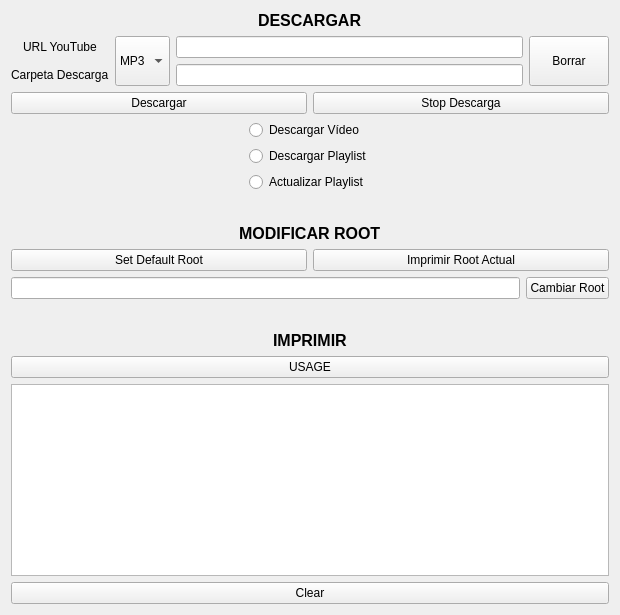
This is interface.ui in Bejmo/yt_downloader as Qt 5 draws it before an edit. The edited form follows.
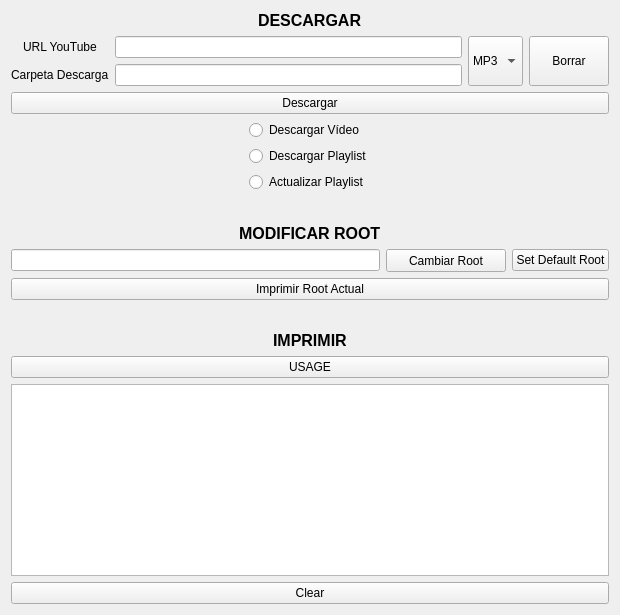
This is the edited form.

```diff
--- a/interface.ui
+++ b/interface.ui
@@ -43,26 +43,6 @@
          </item>
         </layout>
        </item>
-       <item alignment="Qt::AlignHCenter|Qt::AlignVCenter">
-        <widget class="QComboBox" name="MP3">
-         <property name="minimumSize">
-          <size>
-           <width>50</width>
-           <height>50</height>
-          </size>
-         </property>
-         <item>
-          <property name="text">
-           <string>MP3</string>
-          </property>
-         </item>
-         <item>
-          <property name="text">
-           <string>MP4</string>
-          </property>
-         </item>
-        </widget>
-       </item>
        <item>
         <layout class="QVBoxLayout" name="verticalLayout">
          <item>
@@ -75,6 +55,26 @@
        </item>
       </layout>
      </item>
+     <item>
+      <widget class="QComboBox" name="MP3">
+       <property name="minimumSize">
+        <size>
+         <width>50</width>
+         <height>50</height>
+        </size>
+       </property>
+       <item>
+        <property name="text">
+         <string>MP3</string>
+        </property>
+       </item>
+       <item>
+        <property name="text">
+         <string>MP4</string>
+        </property>
+       </item>
+      </widget>
+     </item>
      <item>
       <widget class="QPushButton" name="borrar_button">
        <property name="minimumSize">
@@ -99,13 +99,6 @@
        </property>
       </widget>
      </item>
-     <item>
-      <widget class="QPushButton" name="stop_descarga_button">
-       <property name="text">
-        <string>Stop Descarga</string>
-       </property>
-      </widget>
-     </item>
     </layout>
    </item>
    <item>
@@ -199,22 +192,7 @@
     </widget>
    </item>
    <item>
-    <layout class="QHBoxLayout" name="horizontalLayout_6">
-     <item>
-      <widget class="QPushButton" name="set_default_root">
-       <property name="text">
-        <string>Set Default Root</string>
-       </property>
-      </widget>
-     </item>
-     <item>
-      <widget class="QPushButton" name="imprimir_root_actual">
-       <property name="text">
-        <string>Imprimir Root Actual</string>
-       </property>
-      </widget>
-     </item>
-    </layout>
+    <layout class="QHBoxLayout" name="horizontalLayout_6"/>
    </item>
    <item>
     <layout class="QHBoxLayout" name="horizontalLayout_2">
@@ -223,13 +201,33 @@
      </item>
      <item>
       <widget class="QPushButton" name="cambiar_root_button">
+       <property name="minimumSize">
+        <size>
+         <width>120</width>
+         <height>23</height>
+        </size>
+       </property>
        <property name="text">
         <string>Cambiar Root</string>
        </property>
       </widget>
      </item>
+     <item>
+      <widget class="QPushButton" name="set_default_root">
+       <property name="text">
+        <string>Set Default Root</string>
+       </property>
+      </widget>
+     </item>
     </layout>
    </item>
+   <item>
+    <widget class="QPushButton" name="imprimir_root_actual">
+     <property name="text">
+      <string>Imprimir Root Actual</string>
+     </property>
+    </widget>
+   </item>
    <item>
     <spacer name="verticalSpacer_2">
      <property name="orientation">
```
